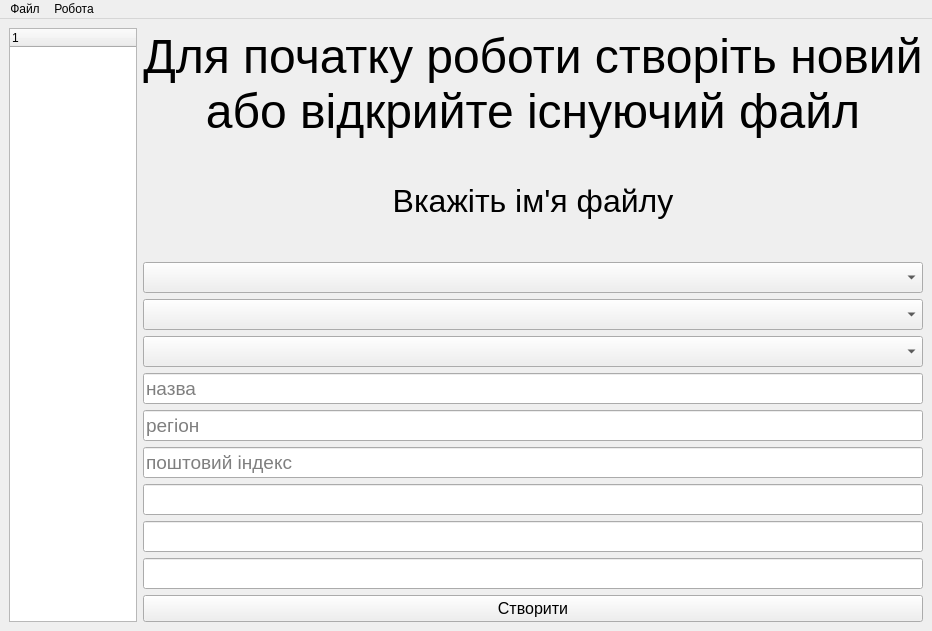
The window that mainwindow.ui (Magnus07/course1-project1) describes before a commit, drawn with Qt 5.
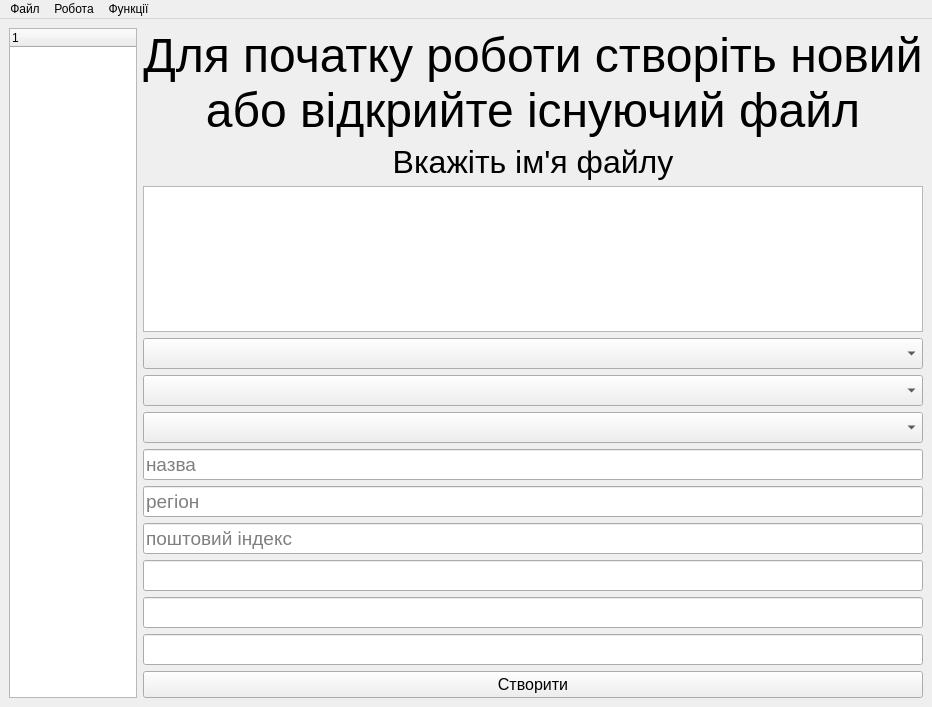
The same window after the commit.

Patch:
```diff
--- a/mainwindow.ui
+++ b/mainwindow.ui
@@ -7,7 +7,7 @@
     <x>0</x>
     <y>0</y>
     <width>932</width>
-    <height>631</height>
+    <height>707</height>
    </rect>
   </property>
   <property name="windowTitle">
@@ -70,6 +70,15 @@
         </property>
        </widget>
       </item>
+      <item>
+       <widget class="QTableWidget" name="tableWidget">
+        <property name="font">
+         <font>
+          <pointsize>14</pointsize>
+         </font>
+        </property>
+       </widget>
+      </item>
       <item>
        <widget class="QComboBox" name="comboBox">
         <property name="font">
@@ -209,8 +218,17 @@
     <addaction name="menu_2"/>
     <addaction name="action_5"/>
    </widget>
+   <widget class="QMenu" name="menu_3">
+    <property name="title">
+     <string>Функції</string>
+    </property>
+    <addaction name="action_4"/>
+    <addaction name="action_10"/>
+    <addaction name="action_11"/>
+   </widget>
    <addaction name="menunfdnfdnfd"/>
    <addaction name="menu"/>
+   <addaction name="menu_3"/>
   </widget>
   <action name="action">
    <property name="text">
```
Left out of the diff: 15 changed lines with no effect on the pictures.
